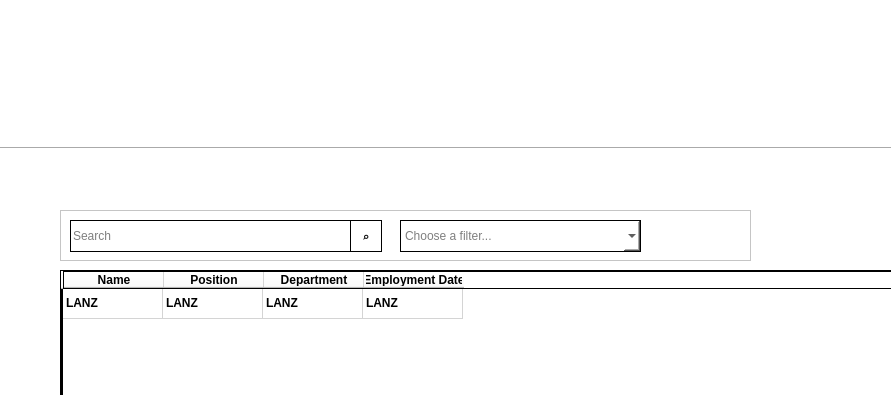
Old version of the form GUI/main_dashboard-copy.ui in the repository NickZuidema/SUHR-System; both pictures show x 0 to 891 and y 0 to 395 of the 1440 by 839 pixel window.
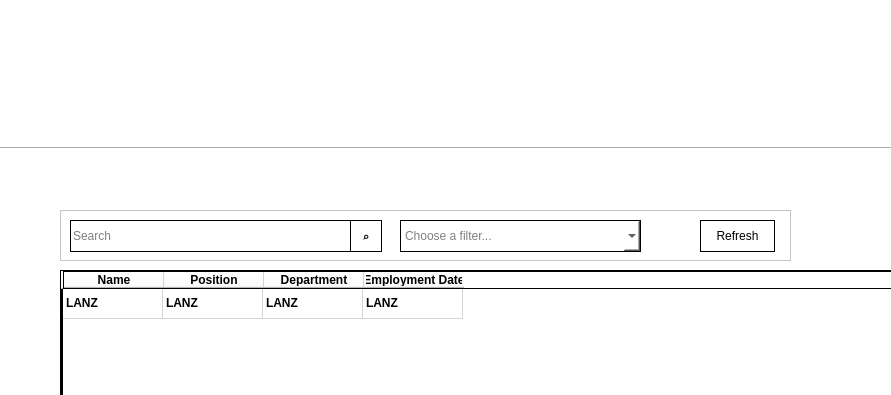
New version of the form. Icons and pictures are not drawn.

Commit message: added refresh button

```diff
--- a/GUI/main_dashboard-copy.ui
+++ b/GUI/main_dashboard-copy.ui
@@ -324,7 +324,7 @@
      <rect>
       <x>60</x>
       <y>210</y>
-      <width>691</width>
+      <width>731</width>
       <height>51</height>
      </rect>
     </property>
@@ -400,6 +400,25 @@
       <string>⌕</string>
      </property>
     </widget>
+    <widget class="QPushButton" name="refresh_button">
+     <property name="geometry">
+      <rect>
+       <x>640</x>
+       <y>10</y>
+       <width>75</width>
+       <height>32</height>
+      </rect>
+     </property>
+     <property name="cursor">
+      <cursorShape>PointingHandCursor</cursorShape>
+     </property>
+     <property name="styleSheet">
+      <string notr="true">border: 1px solid black;</string>
+     </property>
+     <property name="text">
+      <string>Refresh</string>
+     </property>
+    </widget>
    </widget>
    <zorder>label_2</zorder>
    <zorder>label</zorder>
```
Left out of the diff: 18 changed lines with no effect on the pictures. The commit also changes 19 other files.
